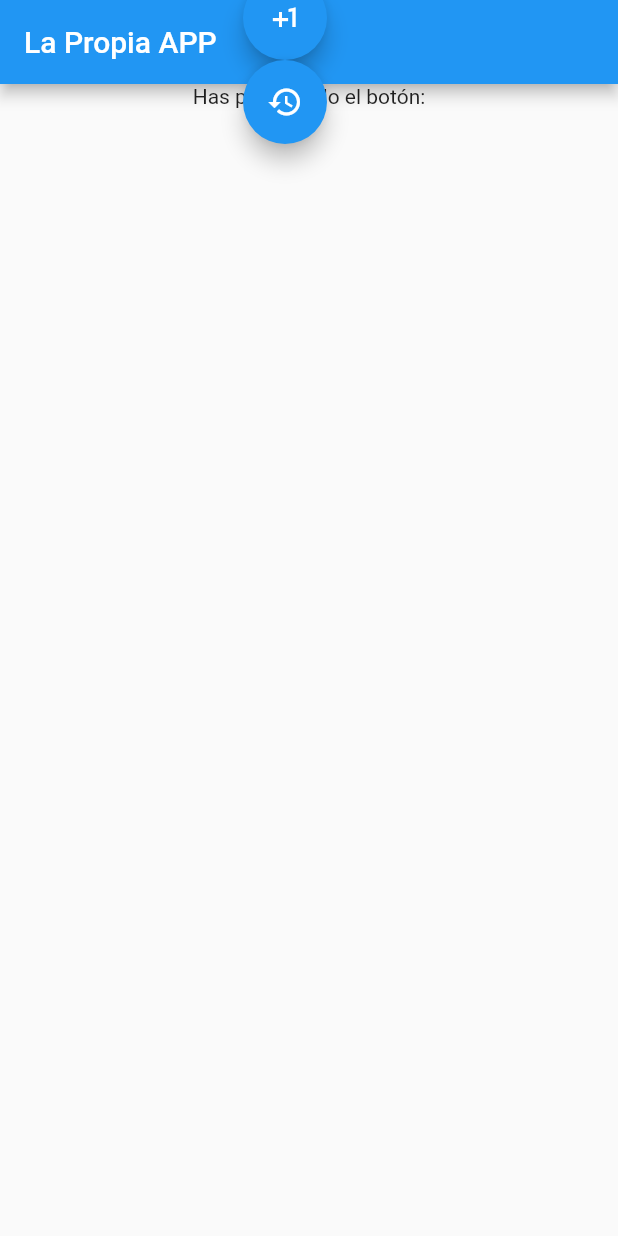
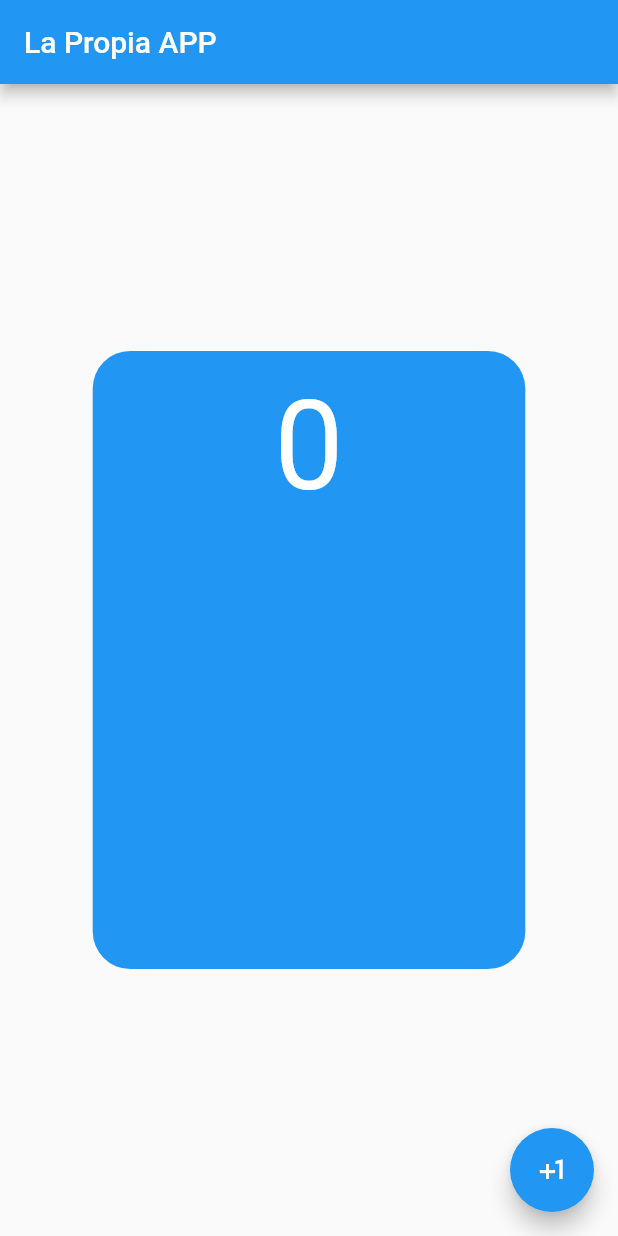
Before and after one commit to i3bits-coder/flutter_first_app_balcoder, a Flutter app: the screen it shows after launch, on a phone screen of 412 x 824 dp. Run offline on Flutter 3.47's test engine with Material 2 defaults, Android fonts, the phone set to English and light mode, and no system bars.

Commit message:
crear carpetas, archivos y customizar container

```diff
--- a/lib/main.dart
+++ b/lib/main.dart
@@ -1,4 +1,5 @@
 import 'package:flutter/material.dart';
+import 'package:flutter_first_app_balcoder/ux/home/home_page.dart';
 
 void main() {
   runApp(MyApp());
@@ -16,60 +17,3 @@ class MyApp extends StatelessWidget {
         ));
   }
 }
-
-class MyHomePage extends StatefulWidget {
-  MyHomePage({this.item});
-  final String item;
-  @override
-  _MyHomePageState createState() => _MyHomePageState();
-}
-
-class _MyHomePageState extends State<MyHomePage> {
-  int contador = 0;
-
-  void incrementarContador() {
-    setState(() {
-      contador = contador + 1;
-    });
-  }
-
-  void resetcontador() {
-    setState(() {
-      contador = 0;
-    });
-  }
-
-  @override
-  Widget build(BuildContext context) {
-    return Scaffold(
-      appBar: AppBar(
-        title: Text(widget.item),
-      ),
-      body: Center(
-        child: Column(
-          children: <Widget>[
-            Text("Has presionado el botón:"),
-            Text(contador.toString())
-          ],
-        ),
-      ),
-      floatingActionButton: Center(
-        child: Padding(
-          padding: const EdgeInsets.only(top:0, left:0, right:0, bottom:0),
-          child: Column(
-            children: <Widget>[
-              FloatingActionButton(
-                child: Icon(Icons.plus_one),
-                onPressed: incrementarContador,
-              ),
-              FloatingActionButton(
-                child: Icon(Icons.restore),
-                onPressed: resetcontador,
-              )
-            ],
-          ),
-        ),
-      ),
-    );
-  }
-}
--- /dev/null
+++ b/lib/utils/widgets/custom_container.dart
@@ -0,0 +1,35 @@
+import 'package:flutter/material.dart';
+
+class CustomContainer extends StatelessWidget {
+  const CustomContainer({this.title, this.count});
+
+  final String title;
+  final int count;
+
+  @override
+  Widget build(BuildContext context) {
+    double height = MediaQuery.of(context).size.height;
+    double width = MediaQuery.of(context).size.width;
+
+    return Container(
+      height: height * 0.5,
+      width: width * 0.7,
+      decoration: BoxDecoration(
+          // : si no , ? if
+          color: count == 3 ? Colors.red : Colors.blue,
+          borderRadius: BorderRadius.all(Radius.circular(25))),
+      child: Center(
+        child: Column(
+          children: <Widget>[
+            Text(
+              title,
+              style: TextStyle(color: Colors.white),
+            ),
+            Text(count >= 3 ? "Hello World!" : count.toString(),
+                style: TextStyle(color: Colors.white, fontSize: width * 0.2))
+          ],
+        ),
+      ),
+    );
+  }
+}
--- /dev/null
+++ b/lib/ux/home/home_page.dart
@@ -0,0 +1,38 @@
+import 'package:flutter/material.dart';
+import 'package:flutter_first_app_balcoder/utils/widgets/custom_container.dart';
+
+class MyHomePage extends StatefulWidget {
+  MyHomePage({this.item});
+  final String item;
+  @override
+  _MyHomePageState createState() => _MyHomePageState();
+}
+
+class _MyHomePageState extends State<MyHomePage> {
+  int contador = 0;
+
+  void incrementarContador() {
+    setState(() {
+      contador = contador + 1;
+    });
+  }
+
+  @override
+  Widget build(BuildContext context) {
+    return Scaffold(
+      appBar: AppBar(
+        title: Text(widget.item),
+      ),
+      floatingActionButton: FloatingActionButton(
+        child: Icon(Icons.plus_one),
+        onPressed: incrementarContador,
+      ),
+      body: Center(
+        child: Padding(
+          padding: const EdgeInsets.all(8.0),
+          child: CustomContainer(title: '', count: contador),
+        ),
+      ),
+    );
+  }
+}
```
Also changed, not shown: 5 other files.
